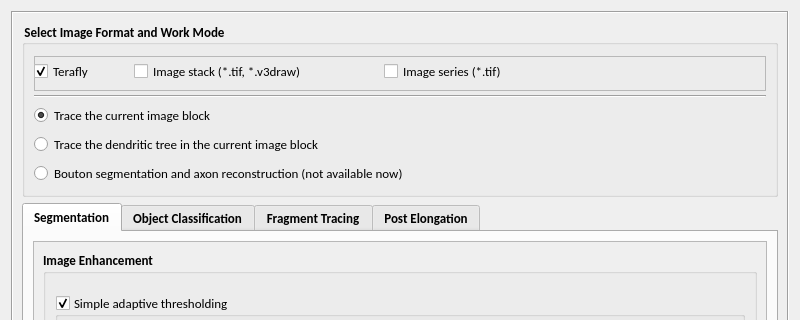
Above: hackathon/MK/Fragmented_autoTrace/fragmentedTraceUI.ui from Vaa3D/vaa3d_tools before the change; both pictures show x 0 to 800 and y 0 to 320 of the 800 by 937 pixel window. Below: the same form after it.
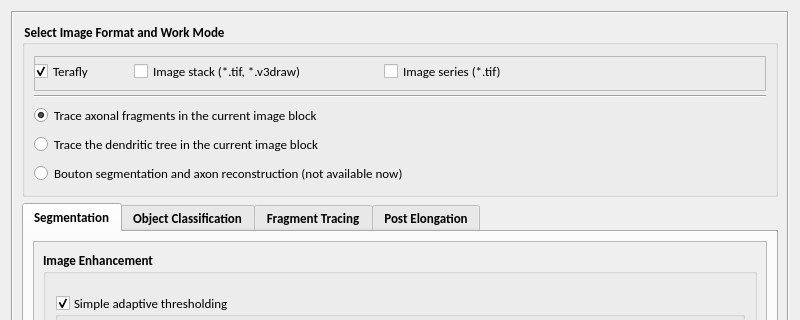
That is the form after the change.

```diff
--- a/hackathon/MK/Fragmented_autoTrace/fragmentedTraceUI.ui
+++ b/hackathon/MK/Fragmented_autoTrace/fragmentedTraceUI.ui
@@ -217,7 +217,7 @@
             </font>
            </property>
            <property name="text">
-            <string>Trace the current image block</string>
+            <string>Trace axonal fragments in the current image block</string>
            </property>
            <property name="checked">
             <bool>true</bool>
```
